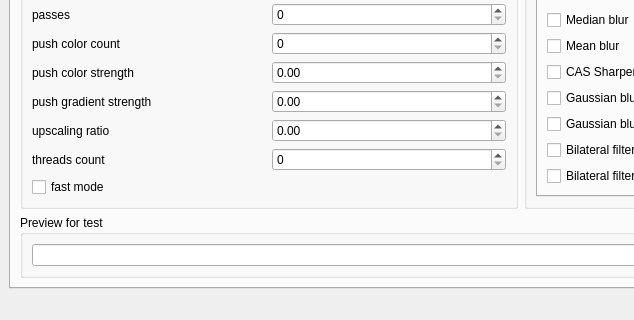
The window that GUI/src/mainwindow.ui (TianZerL/Anime4KCPP) describes before a commit, drawn with Qt 5; both pictures show x 0 to 634 and y 209 to 529 of the 1042 by 529 pixel window.
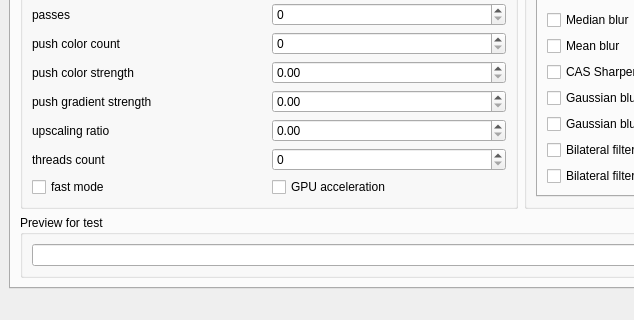
The same window after the commit. The open tabs and pages were chosen to show the change.

Commit message: Update GUI for GPU acceleration

Diff of the .ui file:
```diff
--- a/GUI/src/mainwindow.ui
+++ b/GUI/src/mainwindow.ui
@@ -666,6 +666,8 @@
             </layout>
            </item>
            <item>
+            <layout class="QHBoxLayout" name="horizontalLayout">
+             <item>
             <widget class="QCheckBox" name="checkBoxFastMode">
              <property name="statusTip">
               <string>Faster but maybe low quality</string>
@@ -674,6 +676,18 @@
               <string>fast mode</string>
              </property>
             </widget>
+             </item>
+             <item>
+              <widget class="QCheckBox" name="checkBoxGPUMode">
+               <property name="statusTip">
+                <string>Enable GPU acceleration</string>
+               </property>
+               <property name="text">
+                <string>GPU acceleration</string>
+               </property>
+              </widget>
+             </item>
+            </layout>
            </item>
           </layout>
          </widget>
```
Left out of the diff: 2 changed lines with no effect on the pictures. Lines whose indentation alone changed are shown as unchanged. The commit also changes 6 other files.
